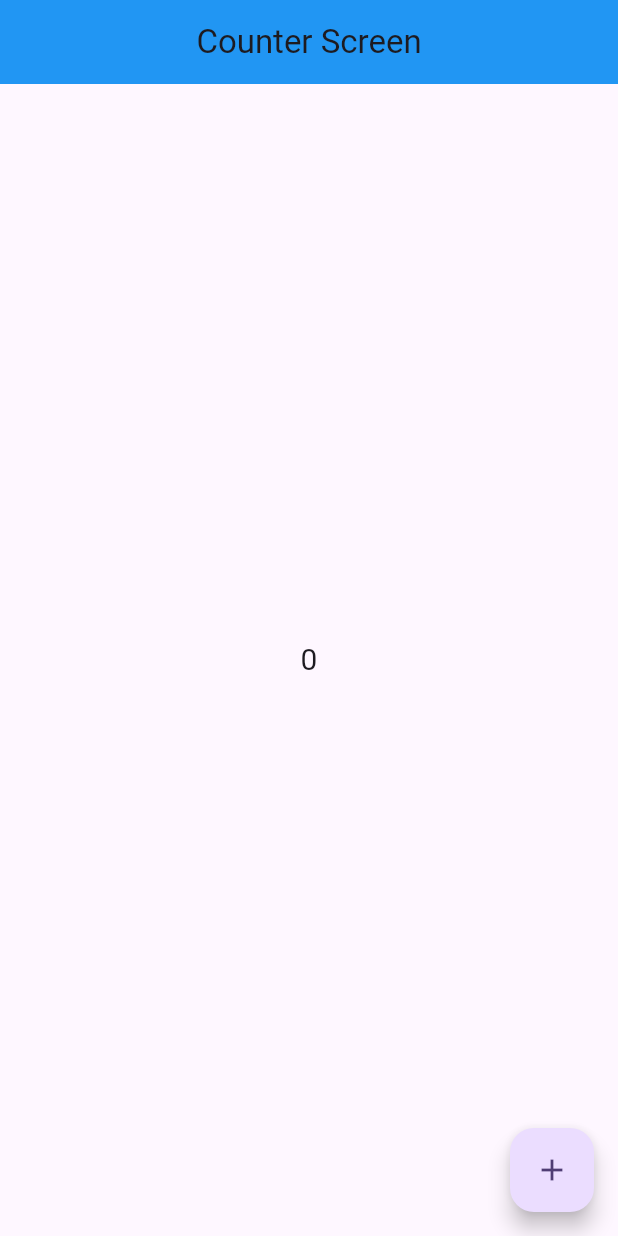
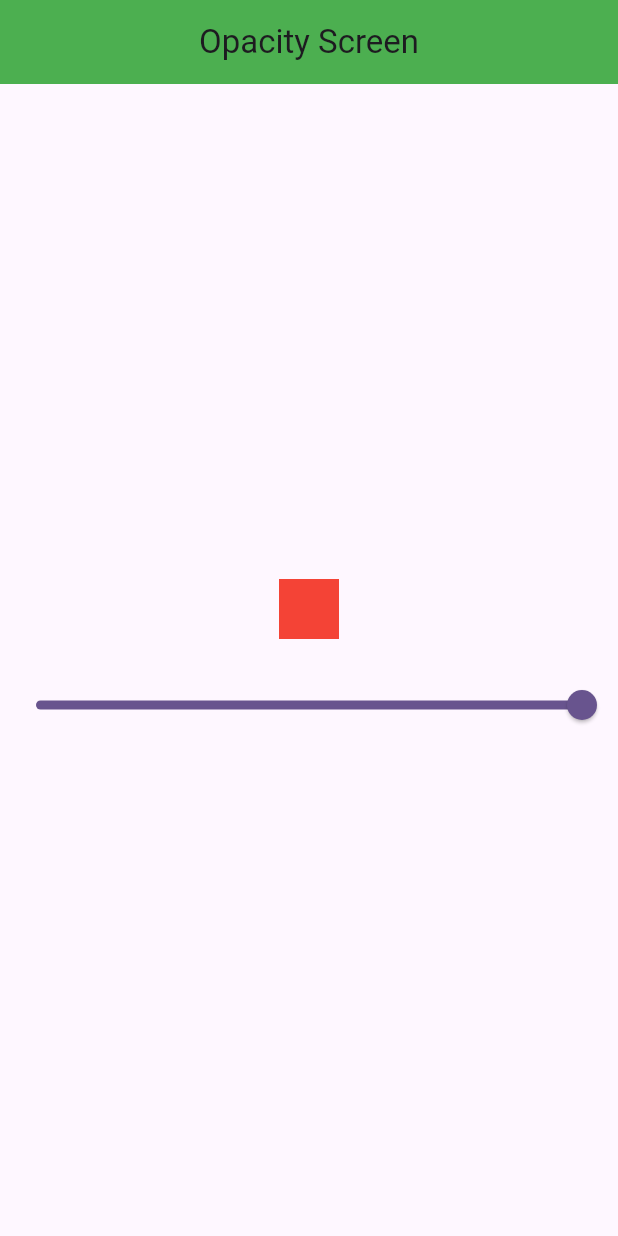
Before and after one commit to MEhsan1237/Getx, a Flutter app: the screen it shows after launch, on a phone screen of 412 x 824 dp. Run offline on Flutter 3.47's test engine with Material 3 defaults, Android fonts, the phone set to English and light mode, and no system bars; our stand-ins replace get.

Commit message:
upload opacity getx

```diff
--- a/lib/main.dart
+++ b/lib/main.dart
@@ -7,6 +7,7 @@ import 'package:getx/screens/three_screen.dart';
 import 'package:getx/screens/translation/languages_class.dart';
 import 'package:getx/screens/two_screen.dart';
 import 'package:getx/state_management/counter_screen.dart';
+import 'package:getx/state_management/opacity_screen.dart';
 
 void main() {
   runApp(const MyApp());
@@ -28,7 +29,7 @@ class MyApp extends StatelessWidget {
 
         colorScheme: ColorScheme.fromSeed(seedColor: Colors.deepPurple),
       ),
-      home: const CounterScreen(),
+      home: const OpacityScreen(),
       getPages: [
         GetPage(name: "/", page:()=> OneScreen()),
         GetPage(name: "/twoScreen", page:()=> TwoScreen()),
--- /dev/null
+++ b/lib/state_management/opacity_class.dart
@@ -0,0 +1,13 @@
+
+
+
+
+import 'package:get/get.dart';
+
+class OpacityChangesClass extends GetxController{
+
+  RxDouble opacity = 1.0.obs  ;
+  setOpacity(double value2){
+    opacity.value = value2 ;
+  }
+}
--- /dev/null
+++ b/lib/state_management/opacity_screen.dart
@@ -0,0 +1,56 @@
+
+import 'package:flutter/foundation.dart';
+import 'package:flutter/material.dart';
+import 'package:get/get.dart';
+
+import 'package:getx/state_management/opacity_class.dart';
+
+
+class OpacityScreen extends StatefulWidget {
+  const OpacityScreen({super.key});
+
+  @override
+  State<OpacityScreen> createState() => _OpacityScreenState();
+}
+
+class _OpacityScreenState extends State<OpacityScreen> {
+
+  OpacityChangesClass controller = Get.put(OpacityChangesClass());
+  @override
+  Widget build(BuildContext context) {
+    if (kDebugMode) {
+      print("hi");
+    }
+    return Scaffold(
+      appBar: AppBar(
+        title: Text("Opacity Screen"),backgroundColor: Colors.green,
+        centerTitle: true,
+      ),
+      body: Center(
+        child: Column(
+          crossAxisAlignment: CrossAxisAlignment.center,
+          mainAxisAlignment: MainAxisAlignment.center,
+          children: [
+            Obx(() =>  Container(
+              height: 40,
+              width: 40,
+              decoration: BoxDecoration(
+                  color: Colors.red.withOpacity(controller.opacity.value)
+              ),
+            ),),
+            SizedBox(
+              height: 20
+              ,
+            ),
+            Obx(() =>  Slider(value: controller.opacity.value , onChanged: (value2){
+              if (kDebugMode) {
+                print("hello");
+              }
+              controller.setOpacity(value2);
+            }),)
+          ],
+        ),
+      ),
+    );
+  }
+}
```
